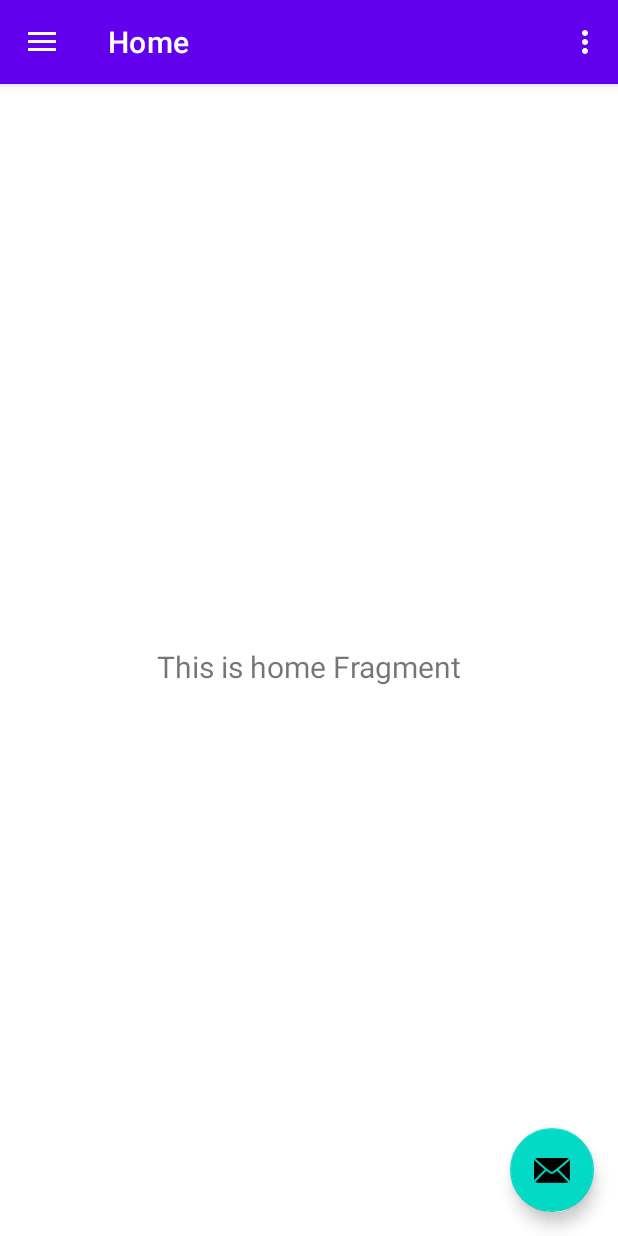
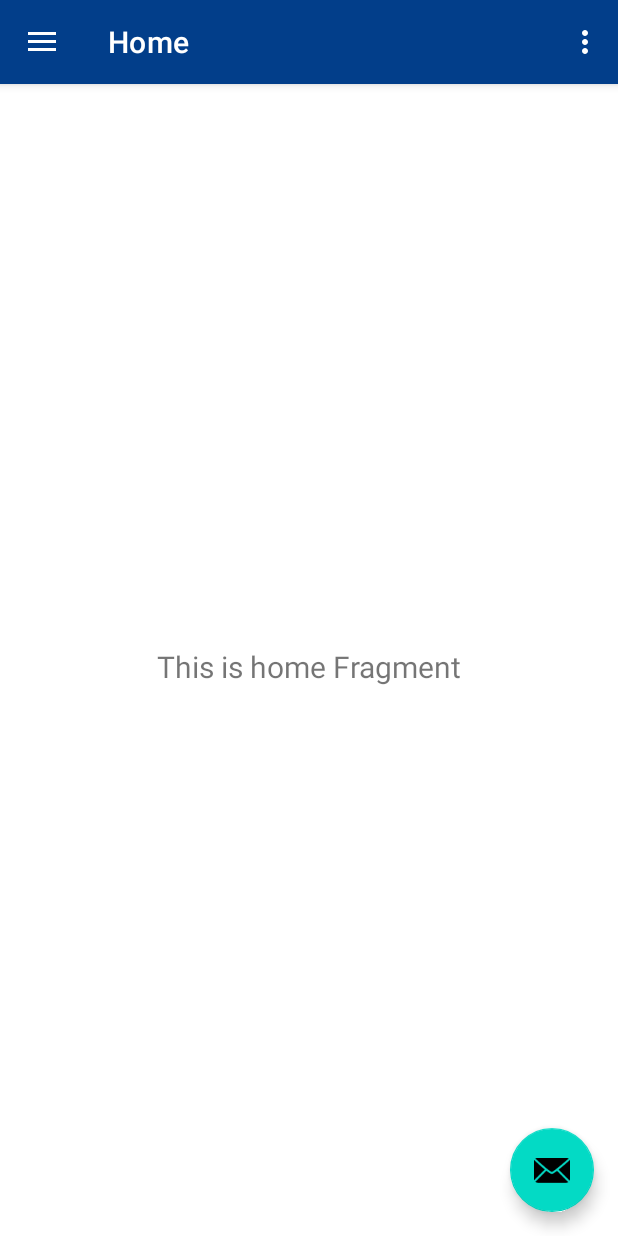
Before and after one commit to prasetya4di/pinjamin, an Android app: the MainActivity screen opened directly, with no data from a screen before it, on a phone screen of 412 x 824 dp. Run offline under Robolectric (Android 15) with nearby library versions, the light colour scheme and no system bars; our stand-ins replace navigation-ui.

Commit message:
add new color

```diff
--- a/app/src/main/res/values/colors.xml
+++ b/app/src/main/res/values/colors.xml
@@ -8,4 +8,5 @@
     <color name="black">#FF000000</color>
     <color name="white">#FFFFFFFF</color>
     <color name="primary_blue">#023E8A</color>
+    <color name="primary_blue_200">#0077B6</color>
 </resources>
--- a/app/src/main/res/values/themes.xml
+++ b/app/src/main/res/values/themes.xml
@@ -2,8 +2,8 @@
     <!-- Base application theme. -->
     <style name="Theme.PinjamIn" parent="Theme.MaterialComponents.DayNight.DarkActionBar">
         <!-- Primary brand color. -->
-        <item name="colorPrimary">@color/purple_500</item>
-        <item name="colorPrimaryVariant">@color/purple_700</item>
+        <item name="colorPrimary">@color/primary_blue</item>
+        <item name="colorPrimaryVariant">@color/primary_blue</item>
         <item name="colorOnPrimary">@color/white</item>
         <!-- Secondary brand color. -->
         <item name="colorSecondary">@color/teal_200</item>
```
